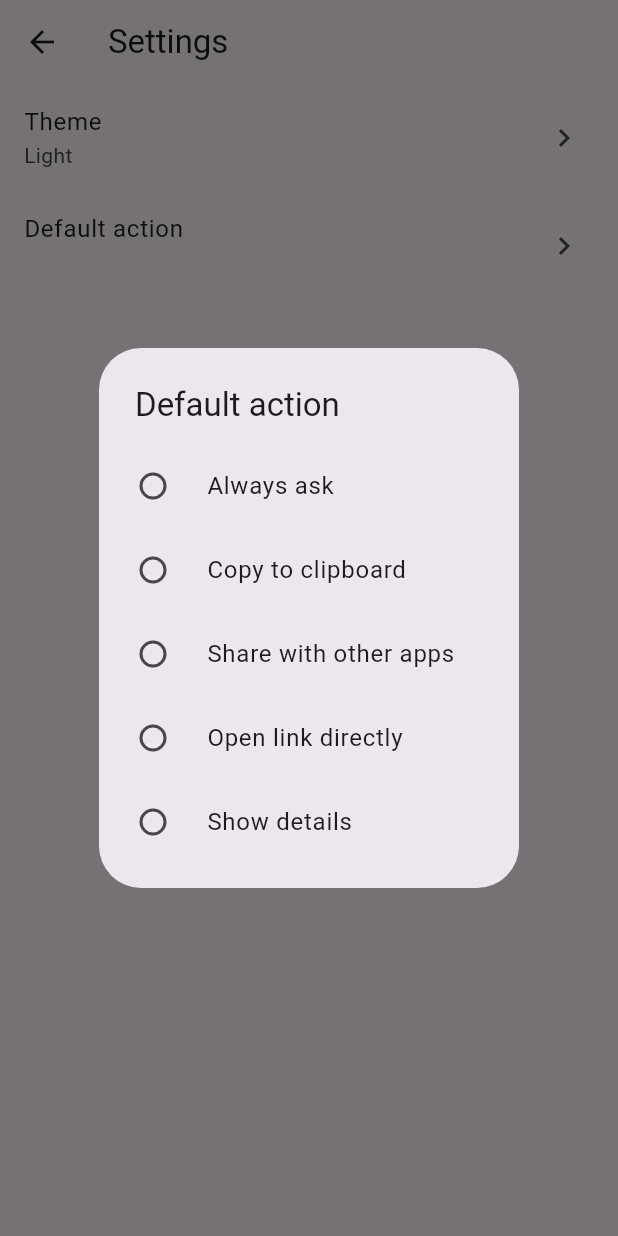
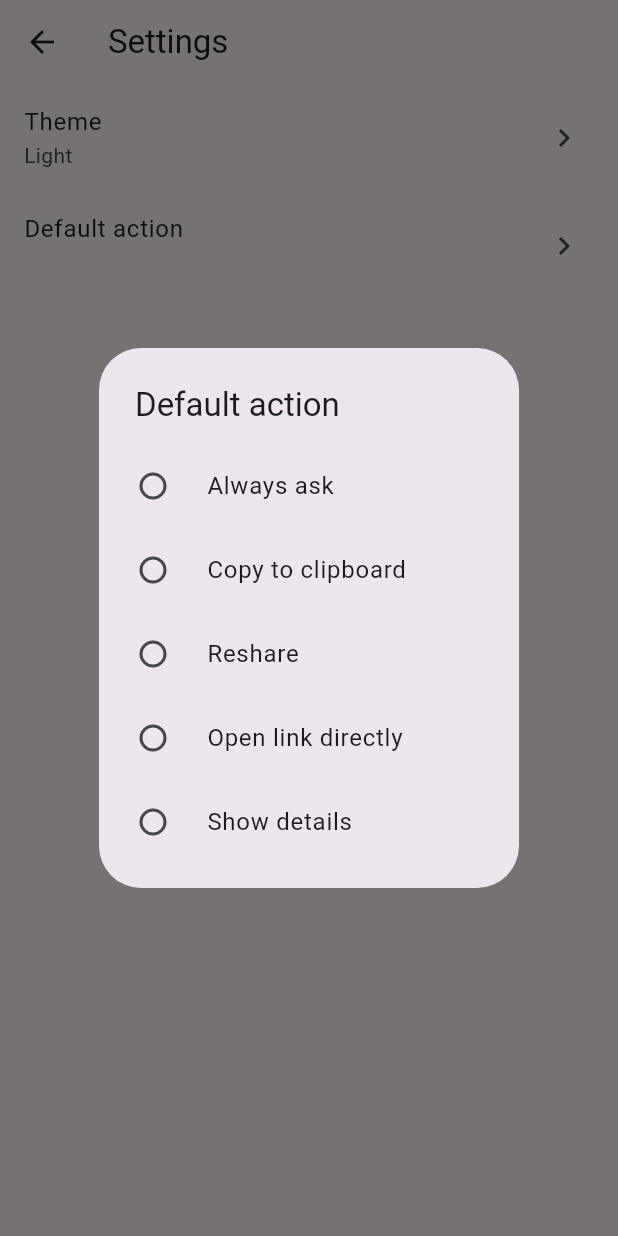
Before and after one commit to zocrit/unitunes, a Flutter app: the SettingsPage screen opened directly with empty values, after a tap on "Default action", on a phone screen of 412 x 824 dp. Run offline on Flutter 3.47's test engine with Material 3 defaults, Android fonts, the phone set to English and light mode, and no system bars; our stand-ins replace fluttertoast, share_plus, shared_preferences; missing offline and left inert: receive_sharing_intent, spotify; accounts and stored records are empty.

Commit message:
refactor: rename and set default action to 'Reshare'

```diff
--- a/lib/main.dart
+++ b/lib/main.dart
@@ -99,7 +99,7 @@ class HomePage extends StatefulWidget {
 class _HomePageState extends State<HomePage> {
   ConversionState _conversion = const Idle();
   String _shareTargetType = 'youtube_music';
-  String _defaultAction = 'ask';
+  String _defaultAction = 'share';
   bool _launchedFromShare = false;
 
   late StreamSubscription _intentSub;
@@ -164,7 +164,7 @@ class _HomePageState extends State<HomePage> {
 
   Future<void> _initServices() async {
     final prefs = await SharedPreferences.getInstance();
-    _defaultAction = prefs.getString(kDefaultActionKey) ?? 'ask';
+    _defaultAction = prefs.getString(kDefaultActionKey) ?? 'share';
     _shareTargetType = prefs.getString(kDefaultTargetKey) ?? _shareTargetType;
     await _fetchShareTarget();
 
--- a/lib/settings_page.dart
+++ b/lib/settings_page.dart
@@ -31,7 +31,7 @@ class _SettingsPageState extends State<SettingsPage> {
   static const _actionLabels = {
     'ask': 'Always ask',
     'copy': 'Copy to clipboard',
-    'share': 'Share with other apps',
+    'share': 'Reshare',
     'open': 'Open link directly',
     'show': 'Show details',
   };
```
